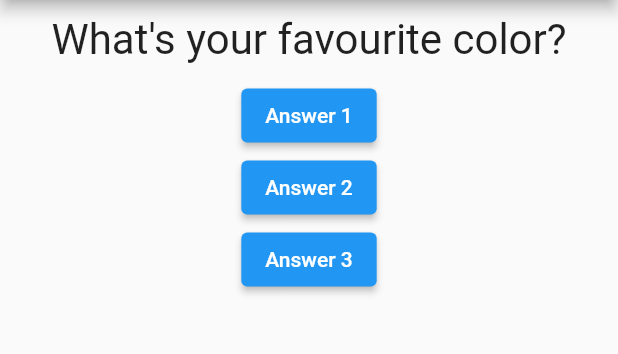
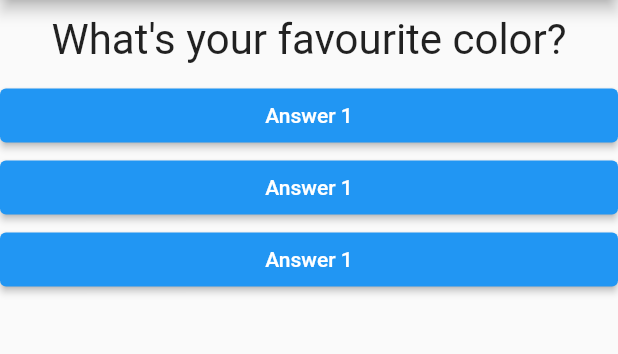
Before and after one commit to mudra16bhandari/quiz_app, a Flutter app: the screen it shows after launch, on a phone screen of 412 x 824 dp, the part 84-438 px from its top. Run offline on Flutter 3.47's test engine with Material 2 defaults, Android fonts, the phone set to English and light mode, and no system bars.

Commit message:
Added Answer Widget and linked it to main.dart

```diff
--- /dev/null
+++ b/lib/answer.dart
@@ -0,0 +1,22 @@
+import 'package:flutter/material.dart';
+
+class Answer extends StatelessWidget {
+  final Function selectHandler;
+
+  Answer(this.selectHandler);
+
+  @override
+  Widget build(BuildContext context) {
+    return Container(
+      width: double.infinity,
+      child: ElevatedButton(
+        child: Text('Answer 1'),
+        onPressed: selectHandler,
+        style: ButtonStyle(
+          backgroundColor: MaterialStateProperty.all(Colors.blue),
+          foregroundColor: MaterialStateProperty.all(Colors.white),
+        ),
+      ),
+    );
+  }
+}
--- a/lib/main.dart
+++ b/lib/main.dart
@@ -1,4 +1,5 @@
 import 'package:flutter/material.dart';
+import 'package:quiz_app/answer.dart';
 import 'package:quiz_app/question.dart';
 
 void main() => runApp(MyApp());
@@ -36,20 +37,9 @@ class _MyAppState extends State<MyApp> {
         body: Column(
           children: [
             Question(questions[_questionIndex]),
-            ElevatedButton(
-              child: Text('Answer 1'),
-              onPressed: _answerQuestion,
-            ),
-            ElevatedButton(
-              child: Text('Answer 2'),
-              onPressed: () {
-                print('Answer 2 chosen!');
-              },
-            ),
-            ElevatedButton(
-              child: Text('Answer 3'),
-              onPressed: () => print('Answer 3 chosen!'),
-            ),
+            Answer(_answerQuestion),
+            Answer(_answerQuestion),
+            Answer(_answerQuestion),
           ],
         ),
       ),
```
